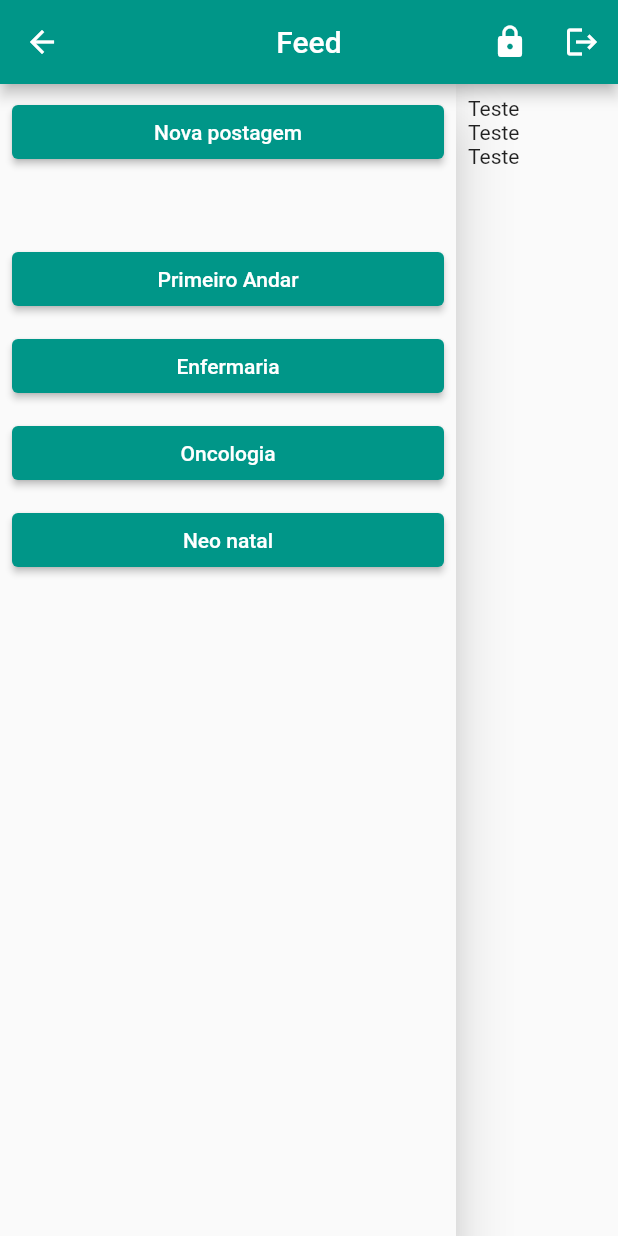
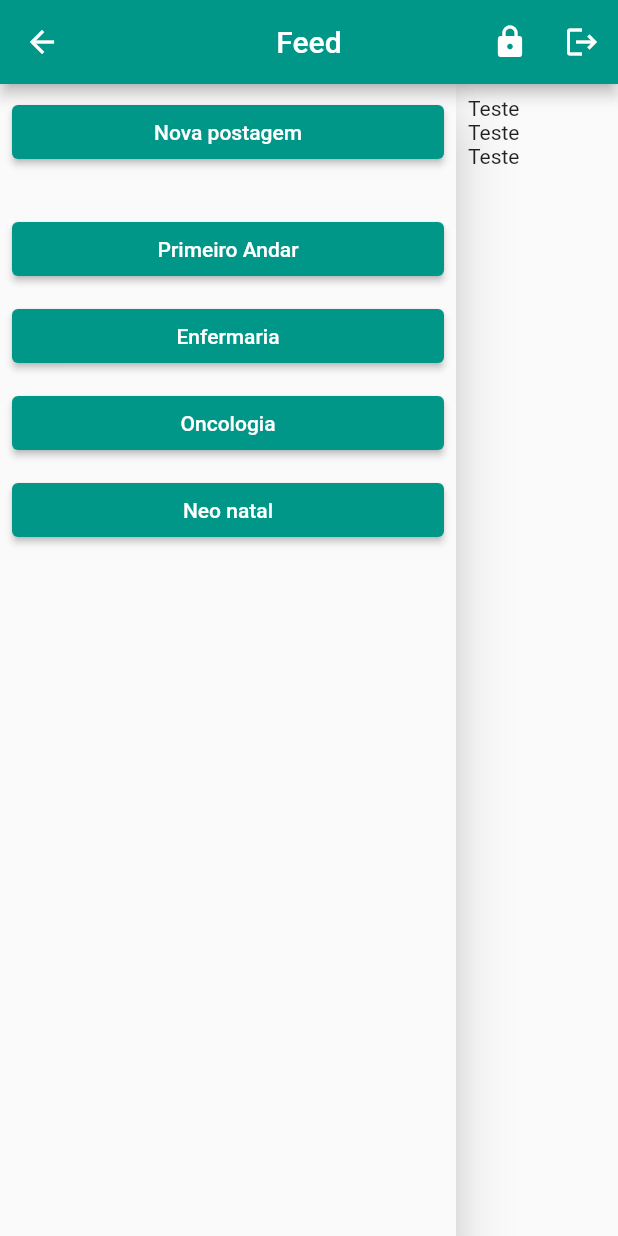
Before and after one commit to plucenio/social_network, a Flutter app: the LoggedPage screen opened by its route, on a phone screen of 412 x 824 dp. Run offline on Flutter 3.47's test engine with Material 2 defaults, Android fonts, the phone set to English and light mode, and no system bars; our stand-ins replace dartz, equatable, firebase_auth, flutter_bloc, flutter_modular, google_fonts; missing offline and left inert: firebase_auth_web, firebase_core_web; accounts and stored records are empty.

Commit message:
Teste github

```diff
--- a/lib/features/main/presentation/pages/logged_page.dart
+++ b/lib/features/main/presentation/pages/logged_page.dart
@@ -95,7 +95,7 @@ class _LoggedPageState extends State<LoggedPage> {
                     child: Text("Nova postagem"),
                     onPressed: () {},
                   ),
-                  const SizedBox(height: 50),
+                  const SizedBox(height: 30),
                   ElevatedButton(
                     child: Text("Primeiro Andar"),
                     onPressed: () {},
```
